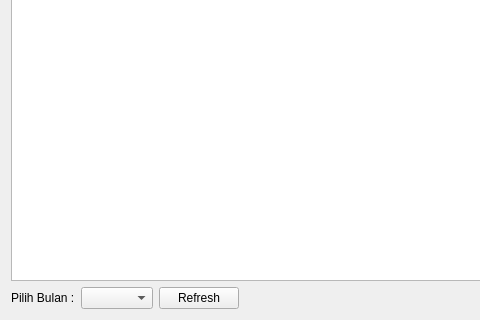
First picture: the form in modul/kas/kas.ui, repository suciptoid/SiPUS, before the edit; both pictures show x 0 to 480 and y 261 to 581 of the 944 by 581 pixel window.
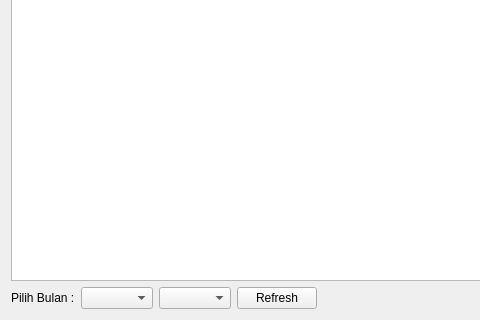
Second picture: the form after the edit.

Commit message: Fix bug bagian kas.

The edit to the form file:
```diff
--- a/modul/kas/kas.ui
+++ b/modul/kas/kas.ui
@@ -89,6 +89,9 @@
      <item>
       <widget class="QComboBox" name="comboBulan"/>
      </item>
+     <item>
+      <widget class="QComboBox" name="comboTahun"/>
+     </item>
      <item>
       <widget class="QPushButton" name="bRefresh">
        <property name="text">
```
The commit also changes 2 other files.
